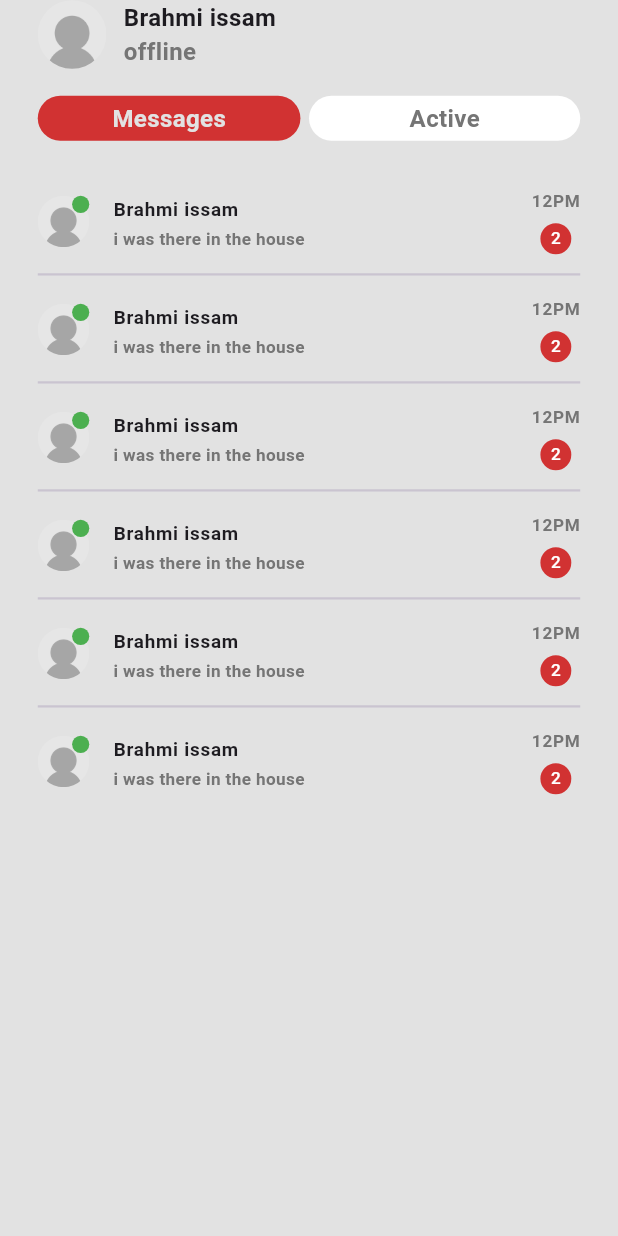
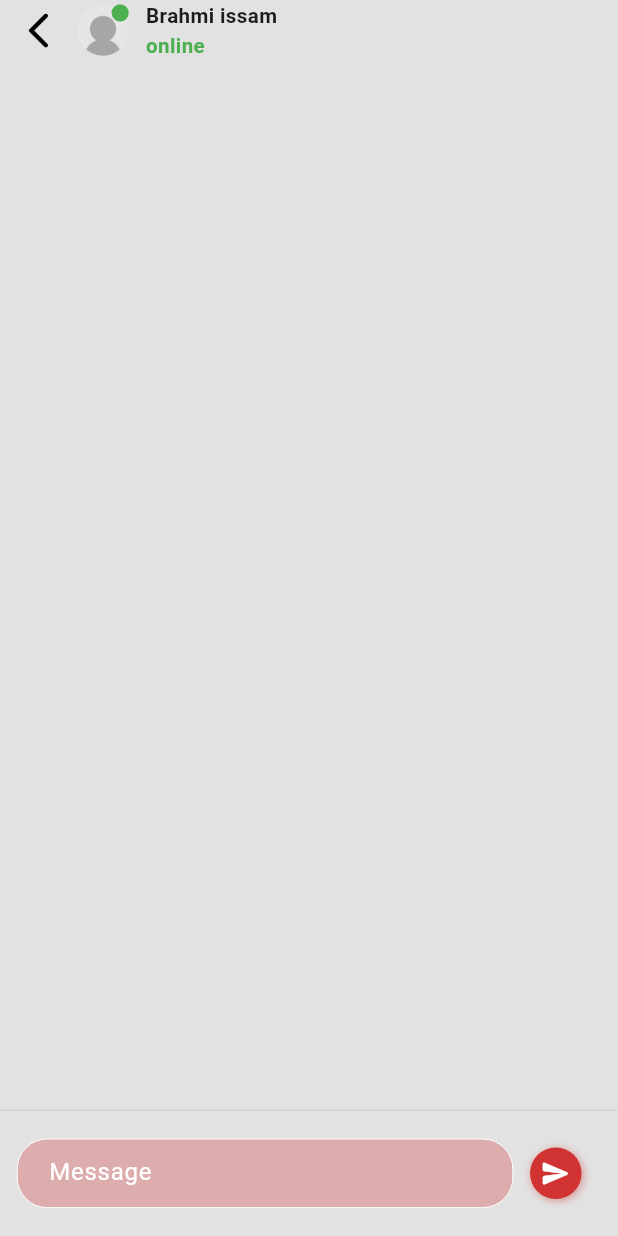
Before and after one commit to issambrahmi/chatApp, a Flutter app: the screen it shows after launch, on a phone screen of 412 x 824 dp. Run offline on Flutter 3.47's test engine with Material 3 defaults, Android fonts, the phone set to English and light mode, and no system bars; our stand-ins replace flutter_screenutil, get.

Commit message:
second commit

```diff
--- /dev/null
+++ b/lib/View/Custum/ChatPage/bottom_section.dart
@@ -0,0 +1,81 @@
+import 'package:chat_app/Constantes/app_colors.dart';
+import 'package:flutter/material.dart';
+import 'package:flutter/widgets.dart';
+import 'package:flutter_screenutil/flutter_screenutil.dart';
+
+class ChatBottomSection extends StatelessWidget {
+  const ChatBottomSection({super.key});
+
+  @override
+  Widget build(BuildContext context) {
+    return Expanded(
+      child: Align(
+        alignment: Alignment.bottomCenter,
+        child: Container(
+          height: 70.h,
+          width: double.infinity,
+          padding: EdgeInsets.symmetric(horizontal: 10.w),
+          decoration: BoxDecoration(color: MyColors.mainColor, boxShadow: [
+            BoxShadow(
+              offset: const Offset(0, 1),
+              color: MyColors.greyColor.shade700,
+              blurRadius: 1,
+            )
+          ]),
+          child: Row(
+            children: [
+              Expanded(
+                  flex: 7,
+                  child: SizedBox(
+                    height: 40.w,
+                    child: TextFormField(
+                      decoration: InputDecoration(
+                          hintText: 'Message',
+                          hintStyle: const TextStyle(color: Colors.white),
+                          contentPadding: EdgeInsets.symmetric(
+                              vertical: 10.h, horizontal: 15.w),
+                          fillColor: MyColors.appColor.withOpacity(0.3),
+                          filled: true,
+                          enabledBorder: OutlineInputBorder(
+                              borderRadius: BorderRadius.circular(20),
+                              borderSide: const BorderSide(
+                                  width: 0, color: Colors.white)),
+                          focusedBorder: OutlineInputBorder(
+                              borderRadius: BorderRadius.circular(20),
+                              borderSide: const BorderSide(
+                                  color: Colors.black, width: 1))),
+                    ),
+                  )),
+              SizedBox(width: 10.w),
+              Expanded(
+                  child: Align(
+                alignment: Alignment.centerLeft,
+                child: Container(
+                  height: 30.sp,
+                  width: 30.sp,
+                  decoration: BoxDecoration(
+                      borderRadius: BorderRadius.circular(60),
+                      color: MyColors.appColor,
+                      boxShadow: [
+                        BoxShadow(
+                          offset: const Offset(1, 1),
+                          color: MyColors.appColor.withOpacity(0.5),
+                          blurRadius: 4,
+                        )
+                      ]),
+                  child: Center(
+                    child: Icon(
+                      Icons.send_rounded,
+                      size: 18.sp,
+                      color: Colors.white,
+                    ),
+                  ),
+                ),
+              ))
+            ],
+          ),
+        ),
+      ),
+    );
+  }
+}
--- /dev/null
+++ b/lib/View/Custum/ChatPage/chat_bod.dart
@@ -0,0 +1,20 @@
+import 'package:flutter/material.dart';
+
+class ChatBody extends StatelessWidget {
+  const ChatBody({super.key});
+
+  @override
+  Widget build(BuildContext context) {
+    return Expanded(
+      child: ListView.separated(
+        itemCount: 1,
+        separatorBuilder: (BuildContext context, int index) {
+          return Container();
+        },
+        itemBuilder: (BuildContext context, int index) {
+          return Container();
+        },
+      ),
+    );
+  }
+}
--- /dev/null
+++ b/lib/View/Custum/ChatPage/top_section.dart
@@ -0,0 +1,50 @@
+import 'package:chat_app/View/Shared/user_icon.dart';
+import 'package:flutter/material.dart';
+import 'package:flutter_screenutil/flutter_screenutil.dart';
+
+class ChatTpoSection extends StatelessWidget {
+  const ChatTpoSection({super.key});
+
+  @override
+  Widget build(BuildContext context) {
+    return Padding(
+      padding: EdgeInsets.symmetric(horizontal: 10.w),
+      child: Row(
+        children: [
+          Icon(
+            Icons.arrow_back_ios_new_rounded,
+            size: 25.sp,
+            color: Colors.black,
+          ),
+          SizedBox(width: 10.w),
+          UserIcon(
+            hight: 30.sp,
+            width: 30.sp,
+          ),
+          SizedBox(width: 10.w),
+          Column(
+            mainAxisAlignment: MainAxisAlignment.center,
+            crossAxisAlignment: CrossAxisAlignment.start,
+            children: [
+              Text(
+                'Brahmi issam',
+                style: TextStyle(
+                  fontWeight: FontWeight.bold,
+                  fontSize: 12.sp,
+                ),
+              ),
+              Text(
+                'online',
+                style: TextStyle(
+                  fontWeight: FontWeight.bold,
+                  fontSize: 12.sp,
+                  color: Colors.green,
+                ),
+              ),
+            ],
+          )
+        ],
+      ),
+    );
+  }
+}
--- a/lib/View/Custum/HomePage/down_section.dart
+++ b/lib/View/Custum/HomePage/down_section.dart
@@ -1,4 +1,5 @@
 import 'package:chat_app/Constantes/app_colors.dart';
+import 'package:chat_app/View/Shared/user_icon.dart';
 import 'package:flutter/material.dart';
 import 'package:flutter_screenutil/flutter_screenutil.dart';
 
@@ -29,32 +30,16 @@ class CustumListTile extends StatelessWidget {
   Widget build(BuildContext context) {
     return ListTile(
       contentPadding: const EdgeInsets.all(0),
-      leading: SizedBox(
-          width: 30.sp,
-          height: 30.sp,
-          child: Stack(children: [
-            ClipRRect(
-                borderRadius: BorderRadius.circular(60),
-                child: Image.asset(
-                  'assets/person.png',
-                )),
-            Align(
-              alignment: Alignment.topRight,
-              child: Container(
-                width: 10.sp,
-                height: 10.sp,
-                decoration: BoxDecoration(
-                    borderRadius: BorderRadius.circular(60),
-                    color: Colors.green),
-              ),
-            ),
-          ])),
+      leading: UserIcon(
+        hight: 30.sp,
+        width: 30.sp,
+      ),
       title: Text(
         'Brahmi issam',
         style: TextStyle(fontSize: 11.sp, fontWeight: FontWeight.bold),
       ),
       subtitle: Padding(
-        padding:  EdgeInsets.only(right: 70.w),
+        padding: EdgeInsets.only(right: 70.w),
         child: Text(
           'i was there in the house',
           overflow: TextOverflow.ellipsis,
--- /dev/null
+++ b/lib/View/Pages/chat_page.dart
@@ -0,0 +1,21 @@
+import 'package:chat_app/Constantes/app_colors.dart';
+import 'package:chat_app/View/Custum/ChatPage/chat_bod.dart';
+import 'package:chat_app/View/Custum/ChatPage/bottom_section.dart';
+import 'package:chat_app/View/Custum/ChatPage/top_section.dart';
+import 'package:flutter/material.dart';
+
+class ChatPage extends StatelessWidget {
+  const ChatPage({super.key});
+
+  @override
+  Widget build(BuildContext context) {
+    return const Scaffold(
+      backgroundColor: MyColors.mainColor,
+      body: SafeArea(
+        child: Column(
+          children: [ChatTpoSection(),ChatBody(), ChatBottomSection()],
+        ),
+      ),
+    );
+  }
+}
--- /dev/null
+++ b/lib/View/Shared/user_icon.dart
@@ -0,0 +1,33 @@
+import 'package:flutter/material.dart';
+import 'package:flutter_screenutil/flutter_screenutil.dart';
+
+class UserIcon extends StatelessWidget {
+  const UserIcon({super.key, required this.hight, required this.width});
+  final double hight;
+  final double width;
+
+
+
+  @override
+  Widget build(BuildContext context) {
+    return SizedBox(
+        width: hight,
+        height: width,
+        child: Stack(children: [
+          ClipRRect(
+              borderRadius: BorderRadius.circular(60),
+              child: Image.asset(
+                'assets/person.png',
+              )),
+          Align(
+            alignment: Alignment.topRight,
+            child: Container(
+              width: 10.sp,
+              height: 10.sp,
+              decoration: BoxDecoration(
+                  borderRadius: BorderRadius.circular(60), color: Colors.green),
+            ),
+          ),
+        ]));
+  }
+}
--- a/lib/main.dart
+++ b/lib/main.dart
@@ -1,4 +1,5 @@
 import 'package:chat_app/Constantes/app_colors.dart';
+import 'package:chat_app/View/Pages/chat_page.dart';
 import 'package:chat_app/View/Pages/home_page.dart';
 import 'package:chat_app/View/Pages/login_page.dart';
 import 'package:chat_app/View/Pages/register_page.dart';
@@ -28,7 +29,7 @@ class MyApp extends StatelessWidget {
           home: child,
         );
       },
-      child: const HomePage(),
+      child: const ChatPage(),
     );
   }
 }
```
